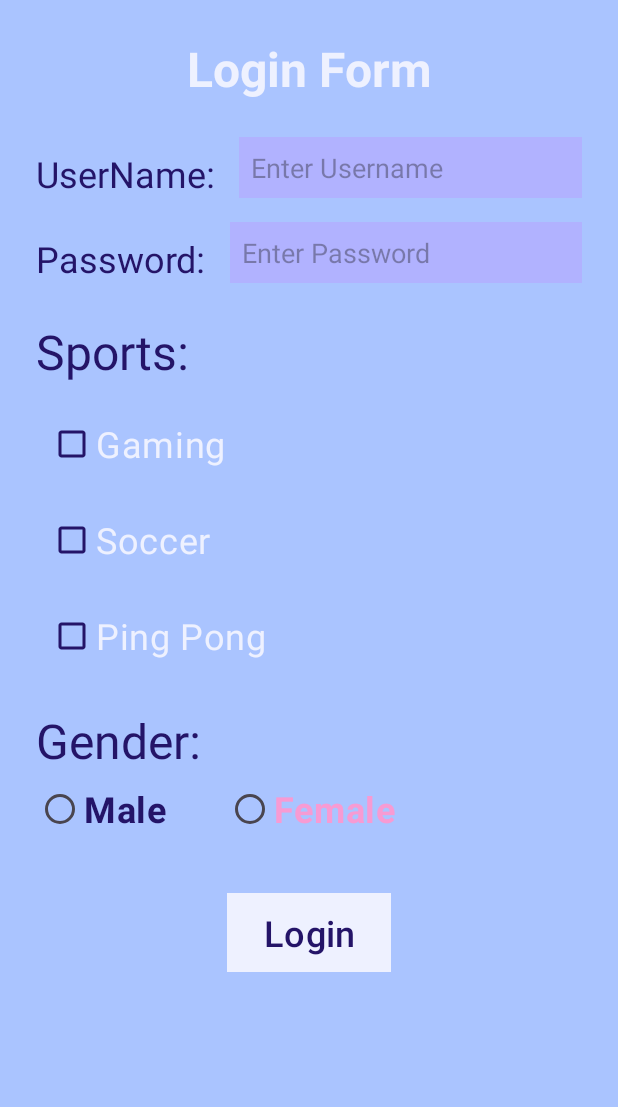
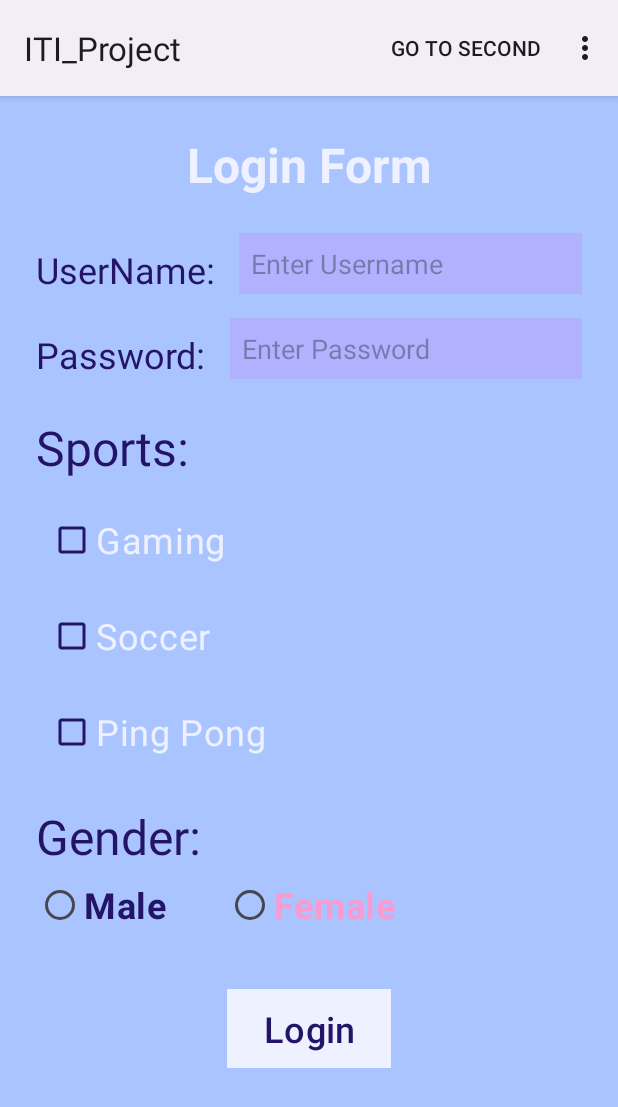
Before and after one commit to MuhammedRefaatMetwally/ITI_Project, an Android app: the screen it shows after launch (MainActivity), on a phone screen of 412 x 824 dp. Shown: the top 1107 px of the screen. Run offline under Robolectric (Android 15) with nearby library versions, the phone set to English and light mode, and no system bars.

Commit message:
Task#5 Menu - AlertDialog

```diff
--- /dev/null
+++ b/app/src/main/res/menu/menu_main_activity.xml
@@ -0,0 +1,15 @@
+<?xml version="1.0" encoding="utf-8"?>
+<menu xmlns:android="http://schemas.android.com/apk/res/android"
+    xmlns:app="http://schemas.android.com/apk/res-auto">
+
+    <item
+        android:id="@+id/go_to_second"
+        app:showAsAction="always"
+        android:title="@string/go_to_second"
+        />
+
+    <item
+        android:id="@+id/exit"
+        android:title="@string/exit"
+        />
+</menu>
--- a/app/src/main/res/values/strings.xml
+++ b/app/src/main/res/values/strings.xml
@@ -15,8 +15,15 @@
     <string name="male">Male</string>
     <string name="gender">Gender:</string>
     <string name="female">Female</string>
+    <string name="dialog_title">Exit</string>
+    <string name="dialog_message">Are you Sure you want to Exit?!</string>
+    <string name="dialogn_yes">Yes</string>
+    <string name="dialog_no">No</string>
+    <string name="dialog_cancel">Cancel</string>
     <string name="google">Google</string>
     <string name="facebook">Facebook</string>
     <string name="login_btn">Login</string>
+    <string name="exit">Exit</string>
+    <string name="go_to_second">Go to Second</string>
 
 </resources>
--- a/app/src/main/res/values/themes.xml
+++ b/app/src/main/res/values/themes.xml
@@ -1,8 +1,9 @@
 <resources xmlns:tools="http://schemas.android.com/tools">
     <!-- Base application theme. -->
-    <style name="Base.Theme.ITI_Project" parent="Theme.Material3.DayNight.NoActionBar">
-        <!-- Customize your light theme here. -->
-        <!-- <item name="colorPrimary">@color/my_light_primary</item> -->
+    <style name="Base.Theme.ITI_Project" parent="Theme.Material3.DayNight">
+         <item name="colorPrimaryDark">@color/bg_color</item>
+         <item name="colorPrimary">@color/input_color</item>
+
     </style>
 
     <style name="Theme.ITI_Project" parent="Base.Theme.ITI_Project" />
```
Also changed, not shown: app/src/main/java/com/example/iti_project/MainActivity.kt (+52 -4 lines).
